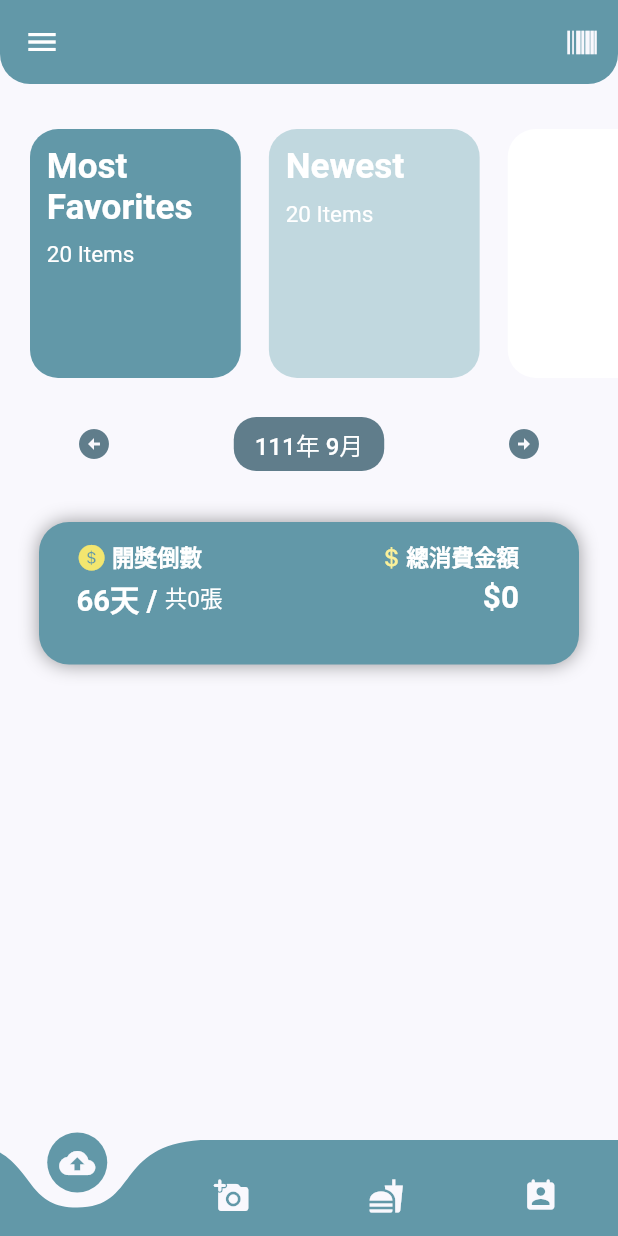
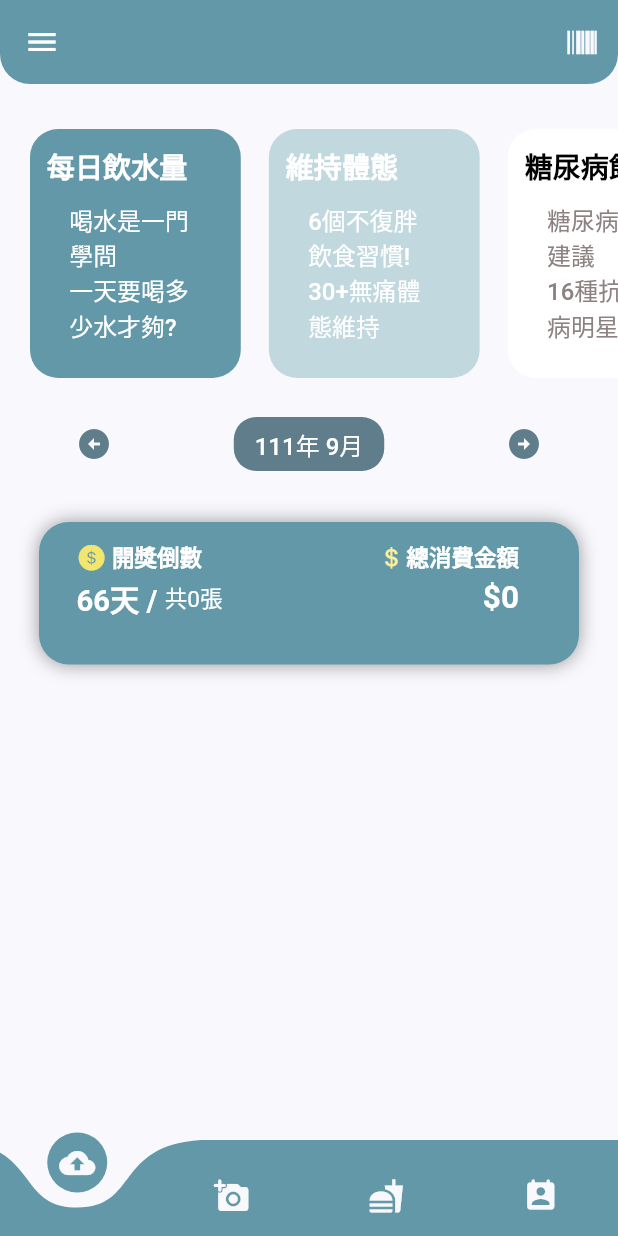
Before and after one commit to r13922134/e-invoice, a Flutter app: the screen it shows after launch, on a phone screen of 412 x 824 dp. Run offline on Flutter 3.47's test engine with Material 2 defaults, Android fonts, the phone set to English and light mode, and no system bars; drawn by our look-alikes of curved_navigation_bar, flutter_advanced_drawer, liquid_pull_to_refresh; our stand-ins replace barcode_widget, buttons_tabbar, card_swiper, cool_alert, date_time_picker, fl_chart and 11 more; missing offline and left inert: beautiful_soup_dart, flutter_barcode_scanner, screen, selectable_list; accounts and stored records are empty; project files that could hold a hidden picture were left out.

Commit message:
home_body_news(temporary)

```diff
--- a/firstapp/lib/screens/analysis/calculate.dart
+++ b/firstapp/lib/screens/analysis/calculate.dart
@@ -22,6 +22,7 @@ class Calculate{
     		}
   	}
 
+  //Calorie calculate for Adult
 	int getdailyCalorie(){
     		if(bmirange=="Underweight" && activity=="Light exercise") {
     		  Calorie = weight*35;
@@ -46,6 +47,7 @@ class Calculate{
 
   	}
 
+    //Calorie calculate for person who is 16 or 17 years old
     int getdailyCalorie_teenager(){
     		//if(genderValue=="男" && activity=="Little to no exercise") return dailyCalorie = 2150;
    		  if(gender=="男" && activity=="Light exercise") {
@@ -66,6 +68,7 @@ class Calculate{
         return Calorie;
   	}
 
+    //Calorie calculate for person who is 13 to 15 years old
     int getdailyCalorie_child(){
     		if(gender=="男" && activity=="Light exercise") {
     		  Calorie = 2400;
--- a/firstapp/lib/screens/home/components/body.dart
+++ b/firstapp/lib/screens/home/components/body.dart
@@ -11,6 +11,9 @@ import 'dart:convert';
 import 'dart:math';
 import 'package:flutter/cupertino.dart';
 import 'package:firstapp/database/winninglist_database.dart';
+import 'package:url_launcher/url_launcher.dart';
+//import 'package:firstapp/screens/home/components/news.dart';
+//import 'package:beautiful_soup_dart/beautiful_soup.dart';
 
 class Body extends StatefulWidget {
   const Body({Key? key}) : super(key: key);
@@ -836,7 +839,12 @@ class _State extends State<Body> with SingleTickerProviderStateMixin {
     );
   }
 }
-
+final Uri _url = Uri.parse("https://www.ch.com.tw/index.aspx?sv=ch_fitness&chapter=ABD031002");
+final Uri _url2 = Uri.parse("https://www.womenshealthmag.com/tw/food-nutrition/diet/g37253866/6-healthy-diet/");
+final Uri _url3 = Uri.parse("https://pupupepe.com/zhtw/article/detail/2748");
+final Uri _url4 = Uri.parse("https://www.edh.tw/article/13013");
+final Uri _url5 = Uri.parse("https://www.chp.gov.hk/tc/static/102339.html");
+final Uri _url6 = Uri.parse("https://www.commonhealth.com.tw/article/75826");
 class CategoriesScroller extends StatelessWidget {
   const CategoriesScroller();
 
@@ -865,20 +873,38 @@ class CategoriesScroller extends StatelessWidget {
                   padding: const EdgeInsets.all(12.0),
                   child: Column(
                     crossAxisAlignment: CrossAxisAlignment.start,
-                    children: const <Widget>[
+                    children: <Widget>[
                       Text(
-                        "Most\nFavorites",
+                        "每日飲水量",
                         style: TextStyle(
-                            fontSize: 25,
+                            fontSize: 20,
                             color: Colors.white,
                             fontWeight: FontWeight.bold),
                       ),
                       SizedBox(
                         height: 10,
                       ),
-                      Text(
-                        "20 Items",
-                        style: TextStyle(fontSize: 16, color: Colors.white),
+                      ElevatedButton(
+                        onPressed: _launchUrl1,
+                        child:
+                          const Text("喝水是一門學問",
+                          style: TextStyle(fontSize: 17, color: Colors.white),),
+                        style:  ButtonStyle(
+                          backgroundColor: MaterialStateProperty.all(kPrimaryColor),
+                          side: MaterialStateProperty.all(BorderSide(color:kPrimaryColor,width: 1)),
+                          elevation: MaterialStateProperty.all(0),
+                        ),
+                      ),
+                      ElevatedButton(
+                        onPressed: _launchUrl4,
+                        child:
+                          const Text("一天要喝多少水才夠?",
+                          style: TextStyle(fontSize: 17, color: Colors.white),),
+                        style:  ButtonStyle(
+                          backgroundColor: MaterialStateProperty.all(kPrimaryColor),
+                          side: MaterialStateProperty.all(BorderSide(color:kPrimaryColor,width: 1)),
+                          elevation: MaterialStateProperty.all(0),
+                        ),
                       ),
                     ],
                   ),
@@ -895,20 +921,38 @@ class CategoriesScroller extends StatelessWidget {
                   padding: const EdgeInsets.all(12.0),
                   child: Column(
                     crossAxisAlignment: CrossAxisAlignment.start,
-                    children: const <Widget>[
+                    children: <Widget>[
                       Text(
-                        "Newest",
+                        "維持體態",
                         style: TextStyle(
-                            fontSize: 25,
+                            fontSize: 20,
                             color: Colors.white,
                             fontWeight: FontWeight.bold),
                       ),
                       SizedBox(
                         height: 10,
                       ),
-                      Text(
-                        "20 Items",
-                        style: TextStyle(fontSize: 16, color: Colors.white),
+                      ElevatedButton(
+                        onPressed: _launchUrl2,
+                        child:
+                          const Text("6個不復胖飲食習慣!",
+                          style: TextStyle(fontSize: 17, color: Colors.white),),
+                        style:  ButtonStyle(
+                          backgroundColor: MaterialStateProperty.all(kSecondaryColor),
+                          side: MaterialStateProperty.all(BorderSide(color:kSecondaryColor,width: 1)),
+                          elevation: MaterialStateProperty.all(0),
+                        ),
+                      ),
+                      ElevatedButton(
+                        onPressed: _launchUrl3,
+                        child:
+                          const Text("30+無痛體態維持",
+                          style: TextStyle(fontSize: 17, color: Colors.white),),
+                        style:  ButtonStyle(
+                          backgroundColor: MaterialStateProperty.all(kSecondaryColor),
+                          side: MaterialStateProperty.all(BorderSide(color:kSecondaryColor,width: 1)),
+                          elevation: MaterialStateProperty.all(0),
+                        ),
                       ),
                     ],
                   ),
@@ -925,20 +969,39 @@ class CategoriesScroller extends StatelessWidget {
                   padding: const EdgeInsets.all(12.0),
                   child: Column(
                     crossAxisAlignment: CrossAxisAlignment.start,
-                    children: const <Widget>[
+                    children: <Widget>[
                       Text(
-                        "Super\nSaving",
+                        "糖尿病飲食",
                         style: TextStyle(
-                            fontSize: 25,
-                            color: Colors.white,
+                            fontSize: 20,
+                            color: Colors.black,
                             fontWeight: FontWeight.bold),
                       ),
+                      //Image.asset('assets/images/cancel.png',width: 30,),
                       SizedBox(
                         height: 10,
                       ),
-                      Text(
-                        "20 Items",
-                        style: TextStyle(fontSize: 16, color: Colors.white),
+                      ElevatedButton(
+                        onPressed: _launchUrl2,
+                        child:
+                          const Text("糖尿病飲食建議",
+                          style: TextStyle(fontSize: 17, color: Color.fromARGB(255, 141, 129, 129)),),
+                        style:  ButtonStyle(
+                          backgroundColor: MaterialStateProperty.all(Colors.white),
+                          side: MaterialStateProperty.all(BorderSide(color:Colors.white,width: 1)),
+                          elevation: MaterialStateProperty.all(0),
+                        ),
+                      ),
+                      ElevatedButton(
+                        onPressed: _launchUrl3,
+                        child:
+                          const Text("16種抗糖尿病明星食物",
+                          style: TextStyle(fontSize: 17, color: Color.fromARGB(255, 141, 129, 129)),),
+                        style:  ButtonStyle(
+                          backgroundColor: MaterialStateProperty.all(Colors.white),
+                          side: MaterialStateProperty.all(BorderSide(color:Colors.white,width: 1)),
+                          elevation: MaterialStateProperty.all(0),
+                        ),
                       ),
                     ],
                   ),
@@ -951,3 +1014,39 @@ class CategoriesScroller extends StatelessWidget {
     );
   }
 }
+
+Future<void> _launchUrl1() async {
+  if (!await launchUrl(_url)) {
+    throw 'Could not launch $_url';
+  }
+}
+
+Future<void> _launchUrl2() async {
+  if (!await launchUrl(_url2)) {
+    throw 'Could not launch $_url2';
+  }
+}
+
+Future<void> _launchUrl3() async {
+  if (!await launchUrl(_url3)) {
+    throw 'Could not launch $_url3';
+  }
+}
+
+Future<void> _launchUrl4() async {
+  if (!await launchUrl(_url4)) {
+    throw 'Could not launch $_url4';
+  }
+}
+
+Future<void> _launchUrl5() async {
+  if (!await launchUrl(_url5)) {
+    throw 'Could not launch $_url5';
+  }
+}
+
+Future<void> _launchUrl6() async {
+  if (!await launchUrl(_url6)) {
+    throw 'Could not launch $_url6';
+  }
+}
--- a/firstapp/pubspec.yaml
+++ b/firstapp/pubspec.yaml
@@ -58,6 +58,7 @@ dependencies:
   card_swiper: ^2.0.4
   loading_animation_widget: ^1.2.0+2
   beautiful_soup_dart: ^0.3.0
+  flutter_linkify: ^5.0.2
   # The following adds the Cupertino Icons font to your application.
   # Use with the CupertinoIcons class for iOS style icons.
 
```
Also changed, not shown: firstapp/pubspec.lock.
